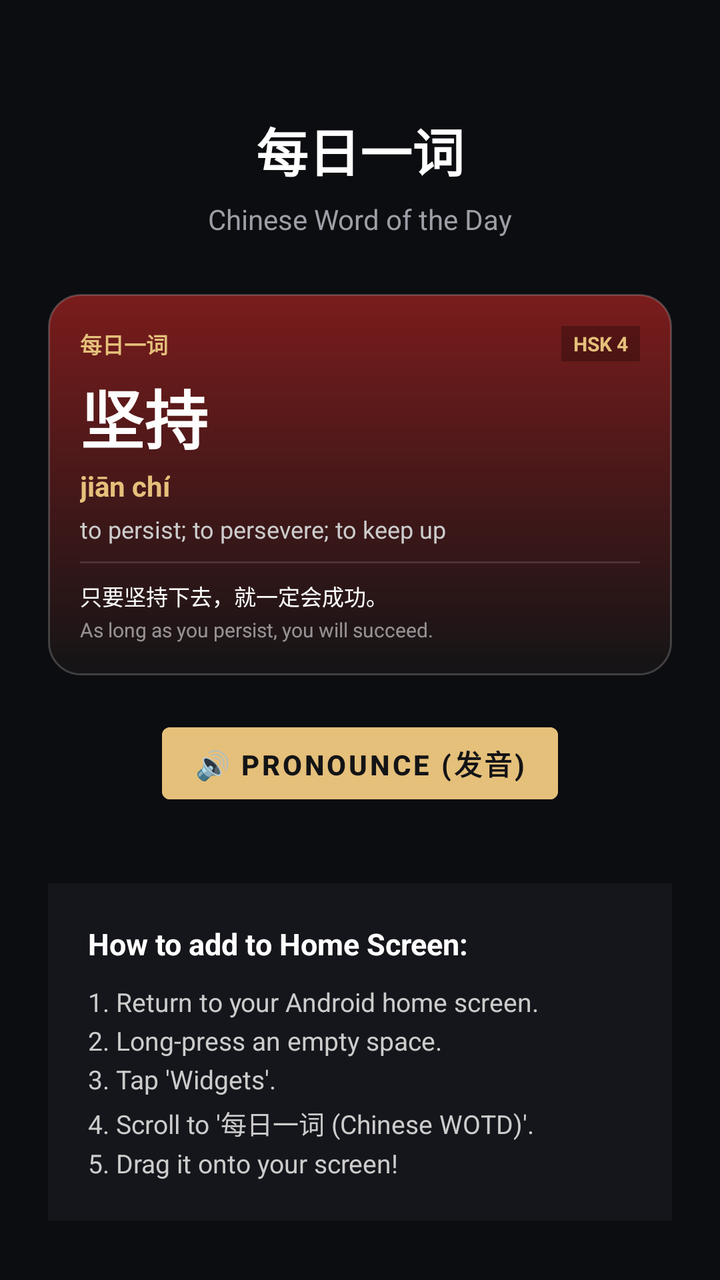
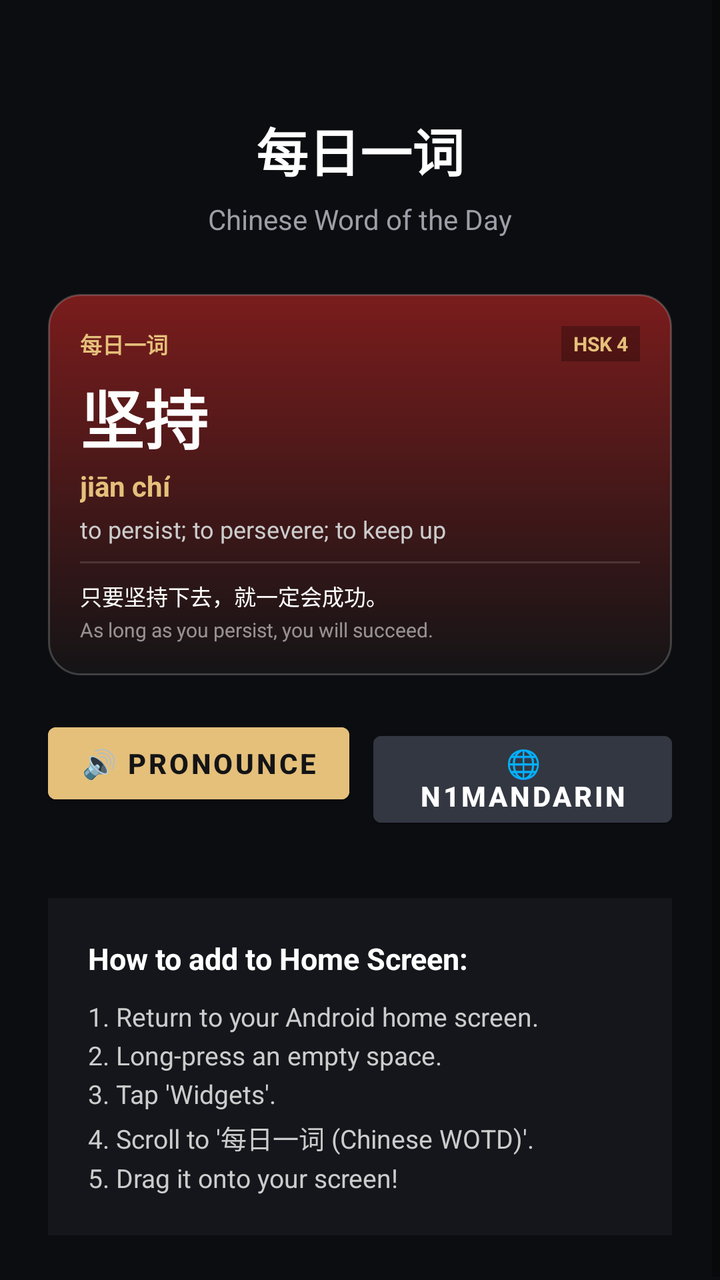

Before-and-after screenshots of an Android layout around one commit, followed by the original layout XML and the change that was made.
<!-- AndroidManifest.xml: application theme Theme.ChineseWidget -->
<!-- res/layout/activity_main.xml -->
<?xml version="1.0" encoding="utf-8"?>
<ScrollView xmlns:android="http://schemas.android.com/apk/res/android"
    android:layout_width="match_parent"
    android:layout_height="match_parent"
    android:background="#0C0D10"
    android:fillViewport="true">

    <LinearLayout
        android:layout_width="match_parent"
        android:layout_height="wrap_content"
        android:gravity="center_horizontal"
        android:orientation="vertical"
        android:padding="24dp">

        <TextView
            android:layout_width="wrap_content"
            android:layout_height="wrap_content"
            android:layout_marginTop="32dp"
            android:text="每日一词"
            android:textColor="#FFFFFF"
            android:textSize="26sp"
            android:textStyle="bold" />

        <TextView
            android:layout_width="wrap_content"
            android:layout_height="wrap_content"
            android:layout_marginTop="6dp"
            android:text="Chinese Word of the Day"
            android:textColor="#9E9EA7"
            android:textSize="14sp" />

        
        <FrameLayout
            android:layout_width="match_parent"
            android:layout_height="wrap_content"
            android:layout_marginTop="28dp">

            <include layout="@layout/widget_chinese" />
        </FrameLayout>

        <Button
            android:id="@+id/btn_speak"
            android:layout_width="wrap_content"
            android:layout_height="wrap_content"
            android:layout_marginTop="20dp"
            android:backgroundTint="#E5C07B"
            android:text="🔊 Pronounce (发音)"
            android:textColor="#141416"
            android:textStyle="bold" />

        
        <LinearLayout
            android:layout_width="match_parent"
            android:layout_height="wrap_content"
            android:layout_marginTop="36dp"
            android:background="#15161B"
            android:orientation="vertical"
            android:padding="20dp">

            <TextView
                android:layout_width="wrap_content"
                android:layout_height="wrap_content"
                android:text="How to add to Home Screen:"
                android:textColor="#FFFFFF"
                android:textSize="15sp"
                android:textStyle="bold" />

            <TextView
                android:layout_width="wrap_content"
                android:layout_height="wrap_content"
                android:layout_marginTop="10dp"
                android:lineSpacingExtra="4dp"
                android:text="1. Return to your Android home screen.\n2. Long-press an empty space.\n3. Tap 'Widgets'.\n4. Scroll to '每日一词 (Chinese WOTD)'.\n5. Drag it onto your screen!"
                android:textColor="#CCCCCC"
                android:textSize="13sp" />
        </LinearLayout>

    </LinearLayout>
</ScrollView>
<!-- res/layout/widget_chinese.xml (included above) -->
<?xml version="1.0" encoding="utf-8"?>
<LinearLayout xmlns:android="http://schemas.android.com/apk/res/android"
    android:id="@+id/widget_root"
    android:layout_width="match_parent"
    android:layout_height="match_parent"
    android:background="@drawable/widget_background"
    android:orientation="vertical"
    android:padding="16dp">

    
    <LinearLayout
        android:layout_width="match_parent"
        android:layout_height="wrap_content"
        android:gravity="center_vertical"
        android:orientation="horizontal">

        <TextView
            android:id="@+id/tv_header"
            android:layout_width="0dp"
            android:layout_height="wrap_content"
            android:layout_weight="1"
            android:text="每日一词"
            android:textColor="@color/accent_gold"
            android:textSize="11sp"
            android:textStyle="bold" />

        <TextView
            android:id="@+id/tv_hsk"
            android:layout_width="wrap_content"
            android:layout_height="wrap_content"
            android:background="@color/badge_bg"
            android:paddingStart="6dp"
            android:paddingTop="2dp"
            android:paddingEnd="6dp"
            android:paddingBottom="2dp"
            android:text="HSK 4"
            android:textColor="@color/accent_gold"
            android:textSize="10sp"
            android:textStyle="bold" />
    </LinearLayout>

    
    <TextView
        android:id="@+id/tv_hanzi"
        android:layout_width="wrap_content"
        android:layout_height="wrap_content"
        android:layout_marginTop="4dp"
        android:text="坚持"
        android:textColor="@color/text_white"
        android:textSize="32sp"
        android:textStyle="bold" />

    
    <TextView
        android:id="@+id/tv_pinyin"
        android:layout_width="wrap_content"
        android:layout_height="wrap_content"
        android:layout_marginTop="2dp"
        android:text="jiān chí"
        android:textColor="@color/accent_gold"
        android:textSize="14sp"
        android:textStyle="bold" />

    
    <TextView
        android:id="@+id/tv_english"
        android:layout_width="wrap_content"
        android:layout_height="wrap_content"
        android:layout_marginTop="4dp"
        android:ellipsize="end"
        android:maxLines="2"
        android:text="to persist; to persevere; to keep up"
        android:textColor="@color/text_muted"
        android:textSize="12sp" />

    
    <ImageView
        android:id="@+id/iv_divider"
        android:layout_width="match_parent"
        android:layout_height="1dp"
        android:layout_marginTop="8dp"
        android:layout_marginBottom="8dp"
        android:background="#22FFFFFF"
        android:contentDescription="@null" />

    <TextView
        android:id="@+id/tv_example_cn"
        android:layout_width="wrap_content"
        android:layout_height="wrap_content"
        android:ellipsize="end"
        android:maxLines="1"
        android:text="只要坚持下去，就一定会成功。"
        android:textColor="@color/text_white"
        android:textSize="11sp" />

    <TextView
        android:id="@+id/tv_example_en"
        android:layout_width="wrap_content"
        android:layout_height="wrap_content"
        android:layout_marginTop="2dp"
        android:ellipsize="end"
        android:maxLines="1"
        android:text="As long as you persist, you will succeed."
        android:textColor="#88FFFFFF"
        android:textSize="10sp" />

</LinearLayout>
<!-- resources referenced by this layout -->
<resources>
  <color name="accent_gold">#E5C07B</color>
  <color name="badge_bg">#44000000</color>
  <color name="text_muted">#CCCCCC</color>
  <color name="text_white">#FDFDFD</color>
  <!-- drawable widget_background (drawable) -->
  <?xml version="1.0" encoding="utf-8"?>
  <shape xmlns:android="http://schemas.android.com/apk/res/android"
      android:shape="rectangle">
      <gradient
          android:angle="270"
          android:startColor="#7A1C1C"
          android:endColor="#141416"
          android:type="linear" />
      <corners android:radius="16dp" />
      <stroke
          android:width="1dp"
          android:color="#33FFFFFF" />
  </shape>
  <style name="Theme.ChineseWidget" parent="Theme.MaterialComponents.DayNight.NoActionBar">
          <item name="android:statusBarColor">#141416</item>
          <item name="android:windowBackground">#0C0D10</item>
      </style>
</resources>

<!-- the commit's change to res/layout/activity_main.xml (unified diff, before → after) -->
@@ -38,15 +38,35 @@
             <include layout="@layout/widget_chinese" />
         </FrameLayout>
 
-        <Button
-            android:id="@+id/btn_speak"
-            android:layout_width="wrap_content"
+        <LinearLayout
+            android:layout_width="match_parent"
             android:layout_height="wrap_content"
             android:layout_marginTop="20dp"
-            android:backgroundTint="#E5C07B"
-            android:text="🔊 Pronounce (发音)"
-            android:textColor="#141416"
-            android:textStyle="bold" />
+            android:gravity="center_horizontal"
+            android:orientation="horizontal">
+
+            <Button
+                android:id="@+id/btn_speak"
+                android:layout_width="wrap_content"
+                android:layout_height="wrap_content"
+                android:backgroundTint="#E5C07B"
+                android:text="🔊 Pronounce"
+                android:textColor="#141416"
+                android:textStyle="bold" />
+
+            <Space
+                android:layout_width="12dp"
+                android:layout_height="wrap_content" />
+
+            <Button
+                android:id="@+id/btn_open_portal"
+                android:layout_width="wrap_content"
+                android:layout_height="wrap_content"
+                android:backgroundTint="#333742"
+                android:text="🌐 N1Mandarin"
+                android:textColor="#FFFFFF"
+                android:textStyle="bold" />
+        </LinearLayout>
 
         
         <LinearLayout
